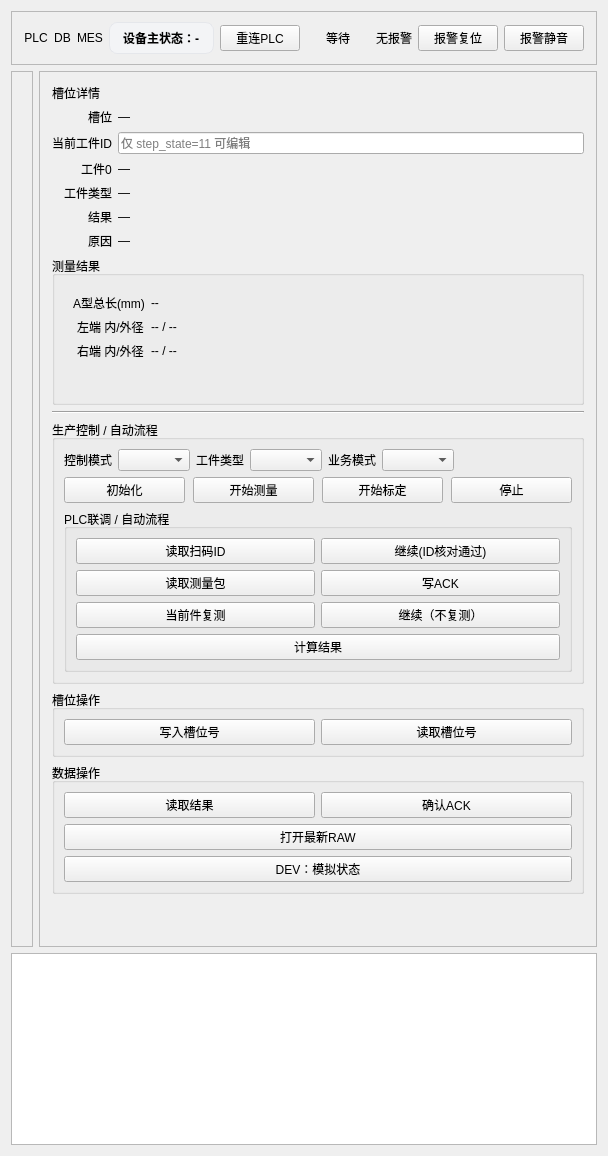
The window that apps/hmi_qt/production_widget.ui (xiaoan537/hmi_measure_mysql) describes before a commit, drawn with Qt 5.
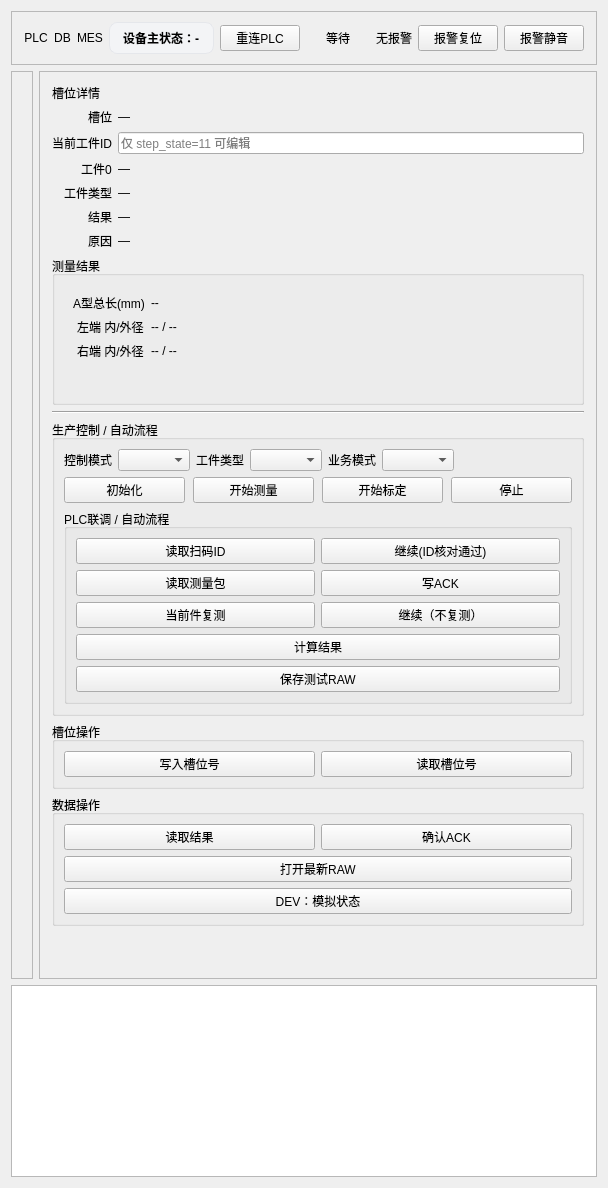
The same window after the commit.

Commit message:
已实现生产页“保存测试RAW”功能。
改动内容：

在生产页 PLC联调 / 自动流程 区域新增按钮：保存测试RAW

点击后会重新读取当前 PLC 测量包

弹窗输入每个当前 item 的工件ID

保存为 RAW v2 文件

不写 PLC、不写 ACK、不写判定结果、不入库、不改变生产流程状态

RAW 保存路径：

data/raw/manual_test/yyyy-MM-dd/

RAW meta 中增加：

manual_test=true

source=production_manual_save

run_kind=MANUAL_TEST

涉及文件：

production_widget.ui

production_widget.hpp

production_widget.cpp

mainwindow.hpp

mainwindow.cpp

measurement_pipeline.hpp

measurement_pipeline.cpp

Patch:
```diff
--- a/apps/hmi_qt/production_widget.ui
+++ b/apps/hmi_qt/production_widget.ui
@@ -654,6 +654,16 @@
                 </property>
                </widget>
               </item>
+              <item row="4" column="0" colspan="2">
+               <widget class="QPushButton" name="btnSaveTestRaw">
+                <property name="text">
+                 <string>保存测试RAW</string>
+                </property>
+                <property name="minimumHeight">
+                 <number>34</number>
+                </property>
+               </widget>
+              </item>
              </layout>
             </widget>
            </item>
```
The commit also changes 7 other files.
